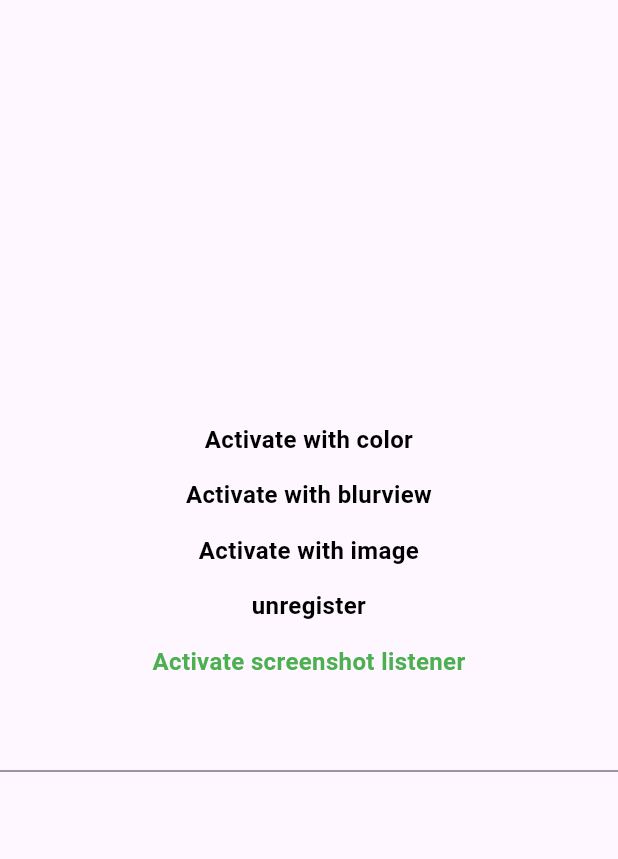
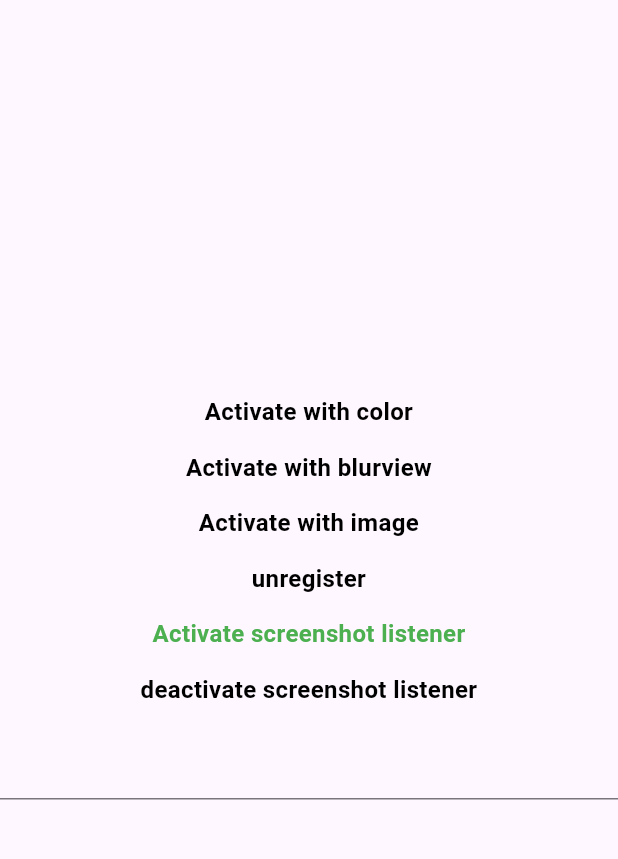
Before and after one commit to gbumps/flutter_screenguard, a Flutter app: the screen it shows after launch, after a tap on "Activate screenshot listener", on a phone screen of 412 x 824 dp, the part 63-922 px from its top. Run offline on Flutter 3.47's test engine with Material 3 defaults, Android fonts, the phone set to English and light mode, and no system bars; our stand-ins replace plugin_platform_interface.

Commit message:
feat: screenshot + screen record listener

```diff
--- a/example/lib/main.dart
+++ b/example/lib/main.dart
@@ -30,11 +30,13 @@ class _MyAppState extends State<MyApp> {
   void initState() {
     super.initState();
     _flutterScreenguardPlugin = FlutterScreenguard(globalKey: globalKey);
-    _flutterScreenguardScreenshotListener = FlutterScreenguardScreenshotEvent();
+    _flutterScreenguardScreenshotListener =
+        FlutterScreenguardScreenshotEvent(getScreenshotData: false)
+          ..initialize();
     _flutterScreenguardScreenRecordingEvent =
         FlutterScreenguardScreenRecordingEvent()
           ..addListener(
-            (data) {},
+            () {},
           );
     selection = -1; // initPlatformState();
     textController = TextEditingController();
@@ -157,11 +159,10 @@ class _MyAppState extends State<MyApp> {
                       selection = 4;
                     });
                     _flutterScreenguardScreenshotListener.addListener(
-                      (data) {
-                        showModalBottomSheet(
-                          context: context,
-                          builder: (context) => const Text("captured"),
-                        );
+                      () {
+                        FileCaptureDetail? d =
+                            _flutterScreenguardScreenshotListener.value;
+                        debugPrint(d.toString());
                       },
                     );
                   },
@@ -171,6 +172,26 @@ class _MyAppState extends State<MyApp> {
                     style: TextStyle(
                       fontWeight: FontWeight.w600,
                       color: selection == 4 ? Colors.green : Colors.black,
+                      fontSize: 16,
+                    ),
+                  ),
+                ),
+                const SizedBox(
+                  height: 14,
+                ),
+                InkWell(
+                  onTap: () async {
+                    setState(() {
+                      selection = 5;
+                    });
+                    _flutterScreenguardScreenshotListener.dispose();
+                  },
+                  child: Text(
+                    'deactivate screenshot listener',
+                    textAlign: TextAlign.center,
+                    style: TextStyle(
+                      fontWeight: FontWeight.w600,
+                      color: selection == 5 ? Colors.green : Colors.black,
                       fontSize: 16,
                     ),
                   ),
--- a/lib/flutter_screenguard_screen_record_event.dart
+++ b/lib/flutter_screenguard_screen_record_event.dart
@@ -1,10 +1,11 @@
 // ignore_for_file: constant_identifier_names
 
+import 'package:flutter/foundation.dart';
 import 'package:flutter/services.dart';
+import 'package:flutter/widgets.dart';
 
-typedef EventCallback = void Function(Map<String, dynamic>? data);
-
-class FlutterScreenguardScreenRecordingEvent {
+class FlutterScreenguardScreenRecordingEvent
+    extends ValueNotifier<String?> {
   static const MethodChannel _channel =
       MethodChannel('flutter_screenguard_screen_recording_event');
 
@@ -12,12 +13,9 @@ class FlutterScreenguardScreenRecordingEvent {
       'registerScreenRecordingEventListener';
   static const UNREGISTER_SCREEN_RECORDING_EVT_LISTENER =
       'unregisterScreenRecordingEventListener';
+  static const ON_SCREEN_RECORDING_CAPTURED = 'onScreenRecordingCaptured';
 
-  EventCallback? _callback;
-
-  FlutterScreenguardScreenRecordingEvent() {
-    initialize();
-  }
+  FlutterScreenguardScreenRecordingEvent() : super('');
 
   Future<void> initialize() async {
     _channel.setMethodCallHandler(_handleMethodCall);
@@ -25,21 +23,14 @@ class FlutterScreenguardScreenRecordingEvent {
   }
 
   Future<void> _handleMethodCall(MethodCall call) async {
-    if (call.method == 'onScreenRecordingCaptured') {
-      _callback?.call(call.arguments);
+    if (call.method == ON_SCREEN_RECORDING_CAPTURED) {
+      value = 'screen recording';
     }
   }
 
-  void addListener(EventCallback callback) {
-    _callback = callback;
-  }
-
+  @override
   void dispose() {
-    _callback = null;
-    _stopListening();
-  }
-
-  void _stopListening() {
+    super.dispose();
     _channel.invokeMethod(UNREGISTER_SCREEN_RECORDING_EVT_LISTENER);
   }
 }
--- a/lib/flutter_screenguard_screenshot_event.dart
+++ b/lib/flutter_screenguard_screenshot_event.dart
@@ -1,45 +1,65 @@
 // ignore_for_file: constant_identifier_names
 
+import 'package:flutter/foundation.dart';
 import 'package:flutter/services.dart';
+import 'package:flutter/widgets.dart';
 
-typedef EventCallback = void Function(Map<String, dynamic>? data);
-
-class FlutterScreenguardScreenshotEvent {
+class FlutterScreenguardScreenshotEvent
+    extends ValueNotifier<FileCaptureDetail?> {
   static const REGISTER_SCREENSHOT_EVT_LISTENER =
       'registerScreenshotEventListener';
   static const UNREGISTER_SCREENSHOT_EVT_LISTENER =
       'unregisterScreenshotEventListener';
+  static const ON_SCREENSHOT_CAPTURED = 'onScreenshotCaptured';
 
   static const MethodChannel _channel =
       MethodChannel('flutter_screenguard_screenshot_event');
 
-  EventCallback? _callback;
+  final bool getScreenshotData;
 
-  FlutterScreenguardScreenshotEvent() {
-    initialize();
-  }
+  FlutterScreenguardScreenshotEvent({this.getScreenshotData = false}) : super(null);
 
   Future<void> initialize() async {
     _channel.setMethodCallHandler(_handleMethodCall);
-    await _channel.invokeMethod(REGISTER_SCREENSHOT_EVT_LISTENER);
+    await _channel
+        .invokeMethod(REGISTER_SCREENSHOT_EVT_LISTENER, <String, dynamic>{
+      'getScreenshotData': getScreenshotData,
+    });
   }
 
-  Future<void> _handleMethodCall(MethodCall call) async {
-    if (call.method == 'onScreenshotCaptured') {
-      _callback?.call(call.arguments);
+  Future<void> _handleMethodCall(MethodCall data) async {
+    if (data.method == ON_SCREENSHOT_CAPTURED) {
+      Map<String, dynamic> arguments =
+          Map<String, dynamic>.from(data.arguments);
+      FileCaptureDetail fileCaptureDetail =
+          FileCaptureDetail.fromJson(arguments);
+      value = fileCaptureDetail;
     }
   }
 
-  void addListener(EventCallback callback) {
-    _callback = callback;
-  }
-
+  @override
   void dispose() {
-    _callback = null;
-    _stopListening();
-  }
-
-  void _stopListening() {
+    super.dispose();
     _channel.invokeMethod(UNREGISTER_SCREENSHOT_EVT_LISTENER);
   }
 }
+
+class FileCaptureDetail {
+  final String? path;
+  final String? name;
+  final String? type;
+
+  FileCaptureDetail({
+    this.path,
+    this.name,
+    this.type,
+  });
+
+  factory FileCaptureDetail.fromJson(Map<String, dynamic> json) {
+    return FileCaptureDetail(
+      path: json['path'] as String?,
+      name: json['name'] as String?,
+      type: json['type'] as String?,
+    );
+  }
+}
```
Also changed, not shown: 6 other files.
